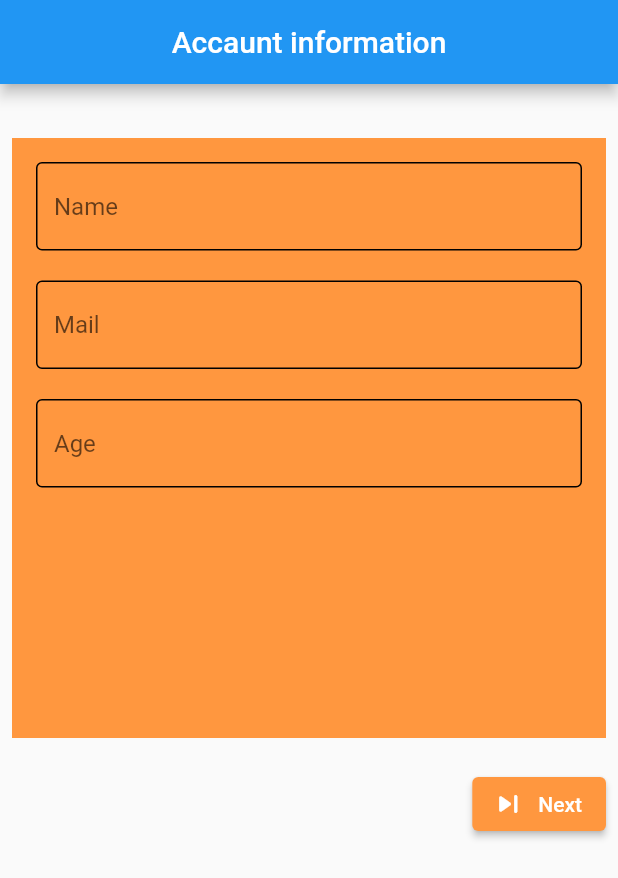
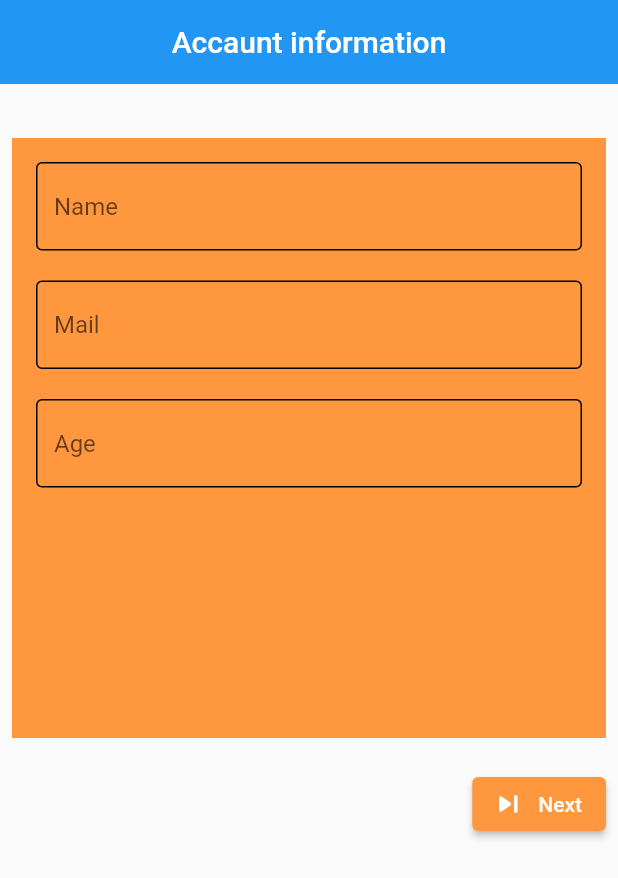
Before and after one commit to nemet92/tolistApp, a Flutter app: the UserInfo screen opened directly, on a phone screen of 412 x 824 dp. Shown: the top 878 px of the screen. Run offline on Flutter 3.47's test engine with Material 2 defaults, Android fonts, the light colour scheme and no system bars; our stand-ins replace dio, introduction_screen, shared_preferences; accounts and stored records are empty; network calls fail.

```diff
--- a/lib/const/general_path.dart
+++ b/lib/const/general_path.dart
@@ -19,6 +19,8 @@
 // Appilcation Colors
 mixin AppColor {
   Color containerColor = const Color(0xffff973f);
+  Color sunnyColor = Colors.lightBlue;
+  Color darkColor = Colors.black;
 }
 
 // Apilcation Icons
@@ -26,7 +28,8 @@
   IconData iconNext = Icons.skip_next_rounded;
   Icon deleteIcon = const Icon(Icons.delete);
   Icon arrowForward = const Icon(Icons.arrow_forward);
-  // Icon IconDelete = IconButton(icon: const Icon(Icons.delete), onPressed: () {});
+  Icon sunny = const Icon(Icons.sunny);
+  Icon dark = const Icon(Icons.dark_mode);
 }
 
 mixin AppImage {
--- a/lib/main.dart
+++ b/lib/main.dart
@@ -14,6 +14,12 @@
     SystemChrome.setSystemUIOverlayStyle(
         const SystemUiOverlayStyle(statusBarColor: Colors.transparent));
     return MaterialApp(
+      theme: ThemeData(
+        appBarTheme: const AppBarTheme(
+          elevation: 0,
+          centerTitle: true,
+        ),
+      ),
       debugShowCheckedModeBanner: false,
       // home: OnBoardingPage(),
       home: Homepage(text: "toDo"),
--- a/lib/ui/screens/user_info_page.dart
+++ b/lib/ui/screens/user_info_page.dart
@@ -5,7 +5,7 @@
 import 'package:tolesson/ui/model/post_user_model.dart';
 import 'package:tolesson/ui/shared/widget/custom_elevated_button.dart';
 
-import '../shared/widget/custom_textFiled.dart';
+import '../shared/widget/custom_filed.dart';
 
 class UserInfo extends StatefulWidget {
   const UserInfo({super.key});
```
Also changed, not shown: lib/ui/screens/homePage/home_page.dart (+28 -7 lines), lib/ui/shared/widget/custom_filed.dart (renamed from lib/ui/shared/widget/custom_textFiled.dart).
